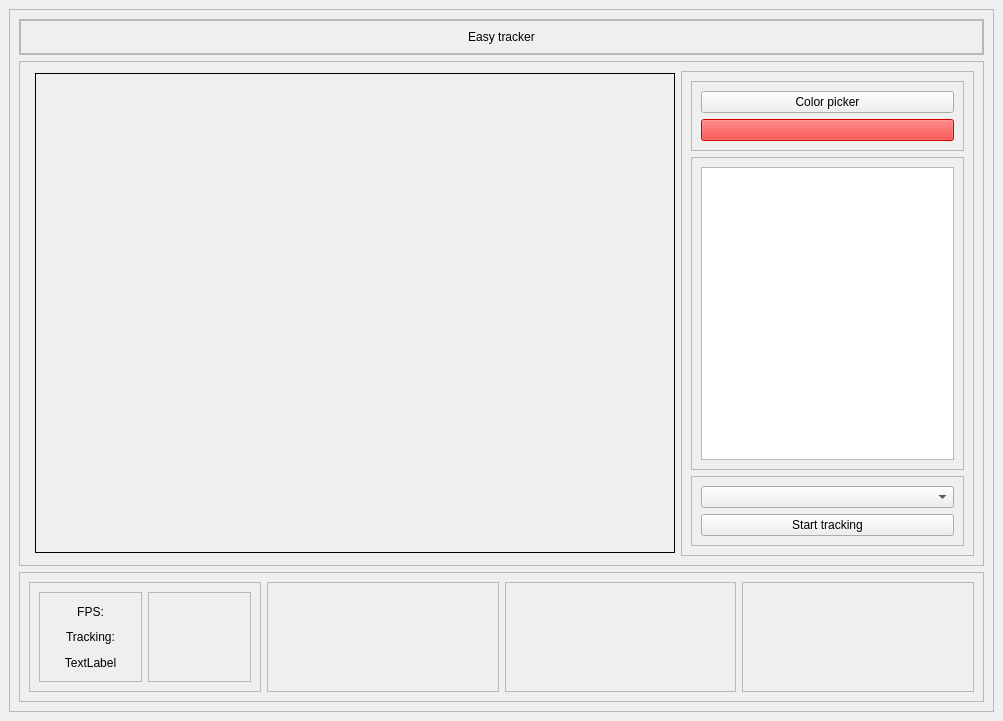
This is ui/MainWindow.ui in damignom/PythonEasyTracker as Qt 5 draws it before an edit. The edited form follows.
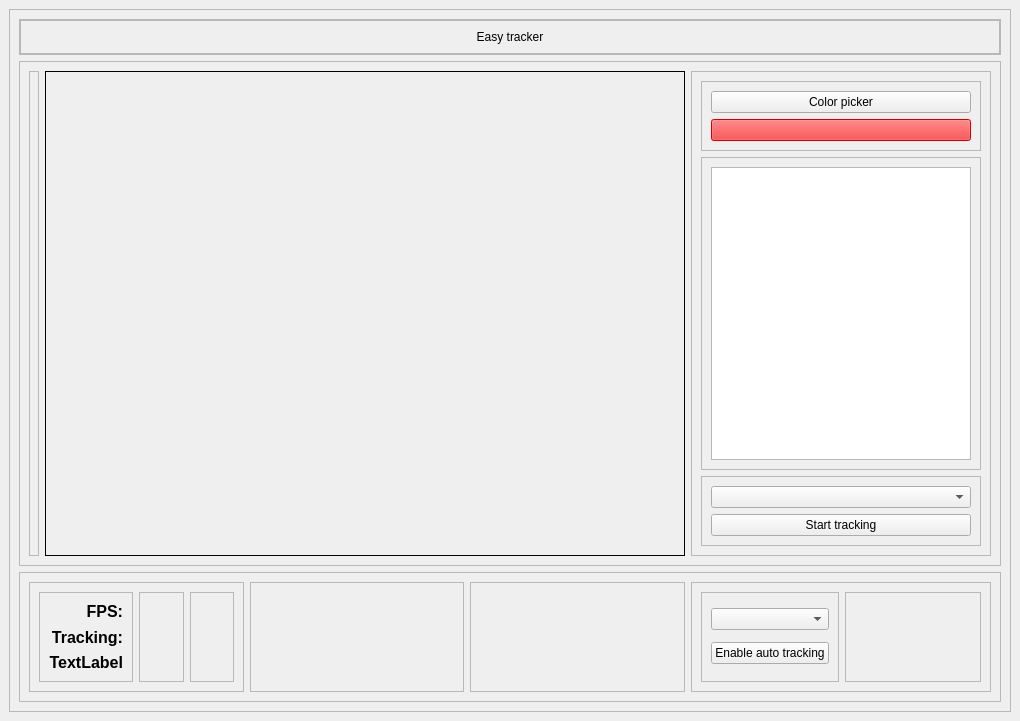
This is the edited form.

Commit message: AutoDetect YoloV8 add

```diff
--- a/ui/MainWindow.ui
+++ b/ui/MainWindow.ui
@@ -6,7 +6,7 @@
    <rect>
     <x>0</x>
     <y>0</y>
-    <width>1003</width>
+    <width>1020</width>
     <height>721</height>
    </rect>
   </property>
@@ -111,8 +111,8 @@
             </property>
             <property name="maximumSize">
              <size>
-              <width>640</width>
-              <height>480</height>
+              <width>1280</width>
+              <height>720</height>
              </size>
             </property>
             <property name="frameShape">
@@ -125,6 +125,12 @@
           </item>
           <item>
            <widget class="QFrame" name="rightBodyContainer">
+            <property name="minimumSize">
+             <size>
+              <width>300</width>
+              <height>0</height>
+             </size>
+            </property>
             <property name="maximumSize">
              <size>
               <width>300</width>
@@ -284,31 +290,55 @@
                <layout class="QVBoxLayout" name="verticalLayout_5">
                 <item>
                  <widget class="QLabel" name="label_3">
+                  <property name="font">
+                   <font>
+                    <family>Arial</family>
+                    <pointsize>12</pointsize>
+                    <weight>75</weight>
+                    <bold>true</bold>
+                   </font>
+                  </property>
                   <property name="text">
                    <string>FPS:</string>
                   </property>
                   <property name="alignment">
-                   <set>Qt::AlignCenter</set>
+                   <set>Qt::AlignRight|Qt::AlignTrailing|Qt::AlignVCenter</set>
                   </property>
                  </widget>
                 </item>
                 <item>
                  <widget class="QLabel" name="label_2">
+                  <property name="font">
+                   <font>
+                    <family>Arial</family>
+                    <pointsize>12</pointsize>
+                    <weight>75</weight>
+                    <bold>true</bold>
+                   </font>
+                  </property>
                   <property name="text">
                    <string>Tracking:</string>
                   </property>
                   <property name="alignment">
-                   <set>Qt::AlignCenter</set>
+                   <set>Qt::AlignRight|Qt::AlignTrailing|Qt::AlignVCenter</set>
                   </property>
                  </widget>
                 </item>
                 <item>
                  <widget class="QLabel" name="label_4">
+                  <property name="font">
+                   <font>
+                    <family>Arial</family>
+                    <pointsize>12</pointsize>
+                    <weight>75</weight>
+                    <bold>true</bold>
+                   </font>
+                  </property>
                   <property name="text">
                    <string>TextLabel</string>
                   </property>
                   <property name="alignment">
-                   <set>Qt::AlignCenter</set>
+                   <set>Qt::AlignRight|Qt::AlignTrailing|Qt::AlignVCenter</set>
                   </property>
                  </widget>
                 </item>
@@ -326,37 +356,74 @@
                <layout class="QVBoxLayout" name="verticalLayout_6">
                 <item>
                  <widget class="QLabel" name="lblFps">
+                  <property name="font">
+                   <font>
+                    <family>Arial</family>
+                    <pointsize>12</pointsize>
+                    <weight>75</weight>
+                    <bold>true</bold>
+                   </font>
+                  </property>
                   <property name="text">
                    <string/>
                   </property>
                   <property name="alignment">
-                   <set>Qt::AlignCenter</set>
+                   <set>Qt::AlignLeading|Qt::AlignLeft|Qt::AlignVCenter</set>
                   </property>
                  </widget>
                 </item>
                 <item>
                  <widget class="QLabel" name="lblTracking">
+                  <property name="font">
+                   <font>
+                    <family>Arial</family>
+                    <pointsize>12</pointsize>
+                    <weight>75</weight>
+                    <bold>true</bold>
+                   </font>
+                  </property>
+                  <property name="layoutDirection">
+                   <enum>Qt::LeftToRight</enum>
+                  </property>
                   <property name="text">
                    <string/>
                   </property>
                   <property name="alignment">
-                   <set>Qt::AlignCenter</set>
+                   <set>Qt::AlignLeading|Qt::AlignLeft|Qt::AlignVCenter</set>
                   </property>
                  </widget>
                 </item>
                 <item>
                  <widget class="QLabel" name="label_6">
+                  <property name="font">
+                   <font>
+                    <family>Arial</family>
+                    <pointsize>12</pointsize>
+                    <weight>75</weight>
+                    <bold>true</bold>
+                   </font>
+                  </property>
                   <property name="text">
                    <string/>
                   </property>
                   <property name="alignment">
-                   <set>Qt::AlignCenter</set>
+                   <set>Qt::AlignLeading|Qt::AlignLeft|Qt::AlignVCenter</set>
                   </property>
                  </widget>
                 </item>
                </layout>
               </widget>
              </item>
+             <item>
+              <widget class="QFrame" name="frame_10">
+               <property name="frameShape">
+                <enum>QFrame::StyledPanel</enum>
+               </property>
+               <property name="frameShadow">
+                <enum>QFrame::Raised</enum>
+               </property>
+              </widget>
+             </item>
             </layout>
            </widget>
           </item>
@@ -382,12 +449,58 @@
           </item>
           <item>
            <widget class="QFrame" name="frame_9">
+            <property name="minimumSize">
+             <size>
+              <width>300</width>
+              <height>0</height>
+             </size>
+            </property>
+            <property name="maximumSize">
+             <size>
+              <width>300</width>
+              <height>16777215</height>
+             </size>
+            </property>
             <property name="frameShape">
              <enum>QFrame::StyledPanel</enum>
             </property>
             <property name="frameShadow">
              <enum>QFrame::Raised</enum>
             </property>
+            <layout class="QHBoxLayout" name="horizontalLayout_8">
+             <item>
+              <widget class="QFrame" name="frame_11">
+               <property name="frameShape">
+                <enum>QFrame::StyledPanel</enum>
+               </property>
+               <property name="frameShadow">
+                <enum>QFrame::Raised</enum>
+               </property>
+               <layout class="QVBoxLayout" name="verticalLayout_7">
+                <item>
+                 <widget class="QComboBox" name="cmbAutoObjectTracking"/>
+                </item>
+                <item>
+                 <widget class="QPushButton" name="btnAutoObjectsTracking">
+                  <property name="text">
+                   <string>Enable auto tracking</string>
+                  </property>
+                 </widget>
+                </item>
+               </layout>
+              </widget>
+             </item>
+             <item>
+              <widget class="QFrame" name="frame_14">
+               <property name="frameShape">
+                <enum>QFrame::StyledPanel</enum>
+               </property>
+               <property name="frameShadow">
+                <enum>QFrame::Raised</enum>
+               </property>
+              </widget>
+             </item>
+            </layout>
            </widget>
           </item>
          </layout>
```
The commit also changes 8 other files.
